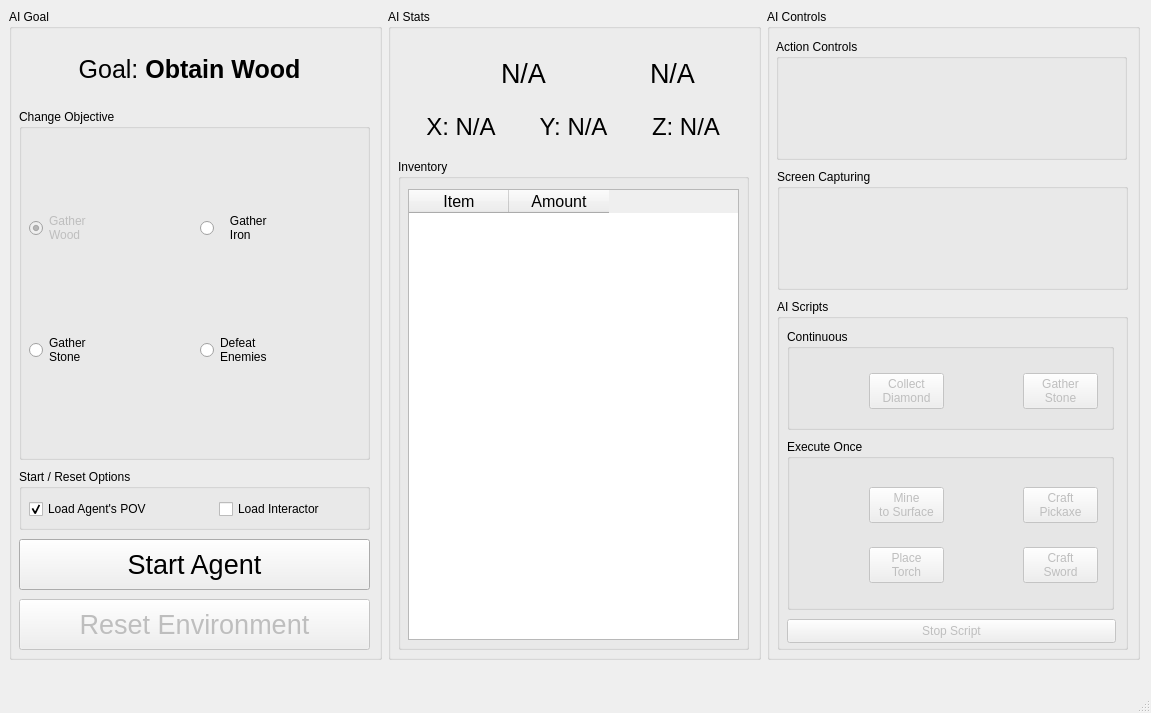
This is src/frontend/Designer Files/main_window.ui in lincolnschick/ML4MC as Qt 5 draws it before an edit. The edited form follows.
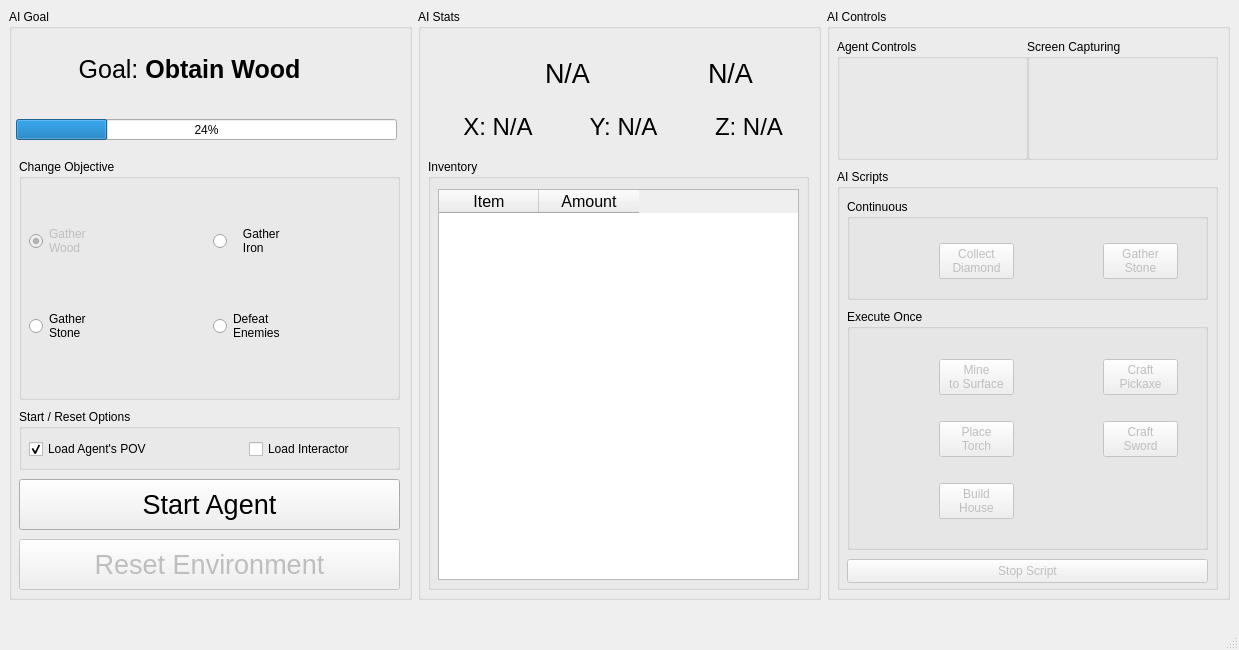
This is the edited form. Icons and pictures are not drawn.

Commit message: Added build house script button

Diff of the .ui file:
```diff
--- a/src/frontend/Designer Files/main_window.ui
+++ b/src/frontend/Designer Files/main_window.ui
@@ -7,8 +7,8 @@
    <rect>
     <x>0</x>
     <y>0</y>
-    <width>1151</width>
-    <height>713</height>
+    <width>1239</width>
+    <height>650</height>
    </rect>
   </property>
   <property name="sizePolicy">
@@ -30,8 +30,8 @@
      <rect>
       <x>9</x>
       <y>9</y>
-      <width>1131</width>
-      <height>651</height>
+      <width>1221</width>
+      <height>591</height>
      </rect>
     </property>
     <layout class="QHBoxLayout" name="horizontalLayout_7">
@@ -46,9 +46,9 @@
           <property name="geometry">
            <rect>
             <x>10</x>
-            <y>100</y>
-            <width>351</width>
-            <height>351</height>
+            <y>150</y>
+            <width>381</width>
+            <height>241</height>
            </rect>
           </property>
           <property name="title">
@@ -59,8 +59,8 @@
             <rect>
              <x>10</x>
              <y>20</y>
-             <width>335</width>
-             <height>321</height>
+             <width>361</width>
+             <height>211</height>
             </rect>
            </property>
            <layout class="QHBoxLayout" name="horizontalLayout">
@@ -178,8 +178,8 @@
           <property name="geometry">
            <rect>
             <x>10</x>
-            <y>590</y>
-            <width>351</width>
+            <y>530</y>
+            <width>381</width>
             <height>51</height>
            </rect>
           </property>
@@ -196,8 +196,8 @@
           <property name="geometry">
            <rect>
             <x>10</x>
-            <y>530</y>
-            <width>351</width>
+            <y>470</y>
+            <width>381</width>
             <height>51</height>
            </rect>
           </property>
@@ -214,8 +214,8 @@
           <property name="geometry">
            <rect>
             <x>10</x>
-            <y>460</y>
-            <width>351</width>
+            <y>400</y>
+            <width>381</width>
             <height>61</height>
            </rect>
           </property>
@@ -244,7 +244,7 @@
           <widget class="QCheckBox" name="interactorCheckbox">
            <property name="geometry">
             <rect>
-             <x>200</x>
+             <x>230</x>
              <y>30</y>
              <width>141</width>
              <height>20</height>
@@ -261,6 +261,19 @@
            </property>
           </widget>
          </widget>
+         <widget class="QProgressBar" name="progressBar">
+          <property name="geometry">
+           <rect>
+            <x>7</x>
+            <y>110</y>
+            <width>381</width>
+            <height>21</height>
+           </rect>
+          </property>
+          <property name="value">
+           <number>24</number>
+          </property>
+         </widget>
         </widget>
        </item>
       </layout>
@@ -277,7 +290,7 @@
            <rect>
             <x>20</x>
             <y>40</y>
-            <width>331</width>
+            <width>371</width>
             <height>101</height>
            </rect>
           </property>
@@ -436,8 +449,8 @@
            <rect>
             <x>10</x>
             <y>150</y>
-            <width>351</width>
-            <height>491</height>
+            <width>381</width>
+            <height>431</height>
            </rect>
           </property>
           <property name="title">
@@ -448,8 +461,8 @@
             <rect>
              <x>10</x>
              <y>30</y>
-             <width>331</width>
-             <height>451</height>
+             <width>361</width>
+             <height>391</height>
             </rect>
            </property>
            <property name="sizePolicy">
@@ -516,22 +529,22 @@
          <widget class="QGroupBox" name="actionGroupBox">
           <property name="geometry">
            <rect>
-            <x>9</x>
+            <x>10</x>
             <y>30</y>
-            <width>351</width>
+            <width>191</width>
             <height>121</height>
            </rect>
           </property>
           <property name="title">
-           <string>Action Controls</string>
+           <string>Agent Controls</string>
           </property>
           <widget class="QWidget" name="horizontalLayoutWidget_2">
            <property name="geometry">
             <rect>
              <x>10</x>
              <y>30</y>
-             <width>331</width>
-             <height>82</height>
+             <width>171</width>
+             <height>81</height>
             </rect>
            </property>
            <layout class="QHBoxLayout" name="horizontalLayout_2">
@@ -592,9 +605,9 @@
          <widget class="QGroupBox" name="capturingGroupBox">
           <property name="geometry">
            <rect>
-            <x>10</x>
-            <y>160</y>
-            <width>351</width>
+            <x>200</x>
+            <y>30</y>
+            <width>191</width>
             <height>121</height>
            </rect>
           </property>
@@ -606,7 +619,7 @@
             <rect>
              <x>10</x>
              <y>30</y>
-             <width>331</width>
+             <width>171</width>
              <height>82</height>
             </rect>
            </property>
@@ -668,9 +681,9 @@
           <property name="geometry">
            <rect>
             <x>10</x>
-            <y>290</y>
-            <width>351</width>
-            <height>351</height>
+            <y>160</y>
+            <width>381</width>
+            <height>421</height>
            </rect>
           </property>
           <property name="sizePolicy">
@@ -687,8 +700,8 @@
             <rect>
              <x>10</x>
              <y>140</y>
-             <width>327</width>
-             <height>171</height>
+             <width>361</width>
+             <height>241</height>
             </rect>
            </property>
            <property name="title">
@@ -699,8 +712,8 @@
              <rect>
               <x>9</x>
               <y>30</y>
-              <width>311</width>
-              <height>132</height>
+              <width>341</width>
+              <height>201</height>
              </rect>
             </property>
             <layout class="QGridLayout" name="gridLayout">
@@ -947,6 +960,64 @@
                </item>
               </layout>
              </item>
+             <item row="2" column="0">
+              <layout class="QHBoxLayout" name="horizontalLayout_17">
+               <item>
+                <widget class="QLabel" name="buildIcon">
+                 <property name="enabled">
+                  <bool>true</bool>
+                 </property>
+                 <property name="maximumSize">
+                  <size>
+                   <width>60</width>
+                   <height>60</height>
+                  </size>
+                 </property>
+                 <property name="text">
+                  <string/>
+                 </property>
+                 <property name="pixmap">
+                  <pixmap>../Assets/Oak_Planks.png</pixmap>
+                 </property>
+                 <property name="scaledContents">
+                  <bool>true</bool>
+                 </property>
+                 <property name="alignment">
+                  <set>Qt::AlignCenter</set>
+                 </property>
+                </widget>
+               </item>
+               <item>
+                <widget class="QPushButton" name="buildScriptButton">
+                 <property name="enabled">
+                  <bool>false</bool>
+                 </property>
+                 <property name="sizePolicy">
+                  <sizepolicy hsizetype="Fixed" vsizetype="Fixed">
+                   <horstretch>0</horstretch>
+                   <verstretch>0</verstretch>
+                  </sizepolicy>
+                 </property>
+                 <property name="maximumSize">
+                  <size>
+                   <width>75</width>
+                   <height>16777215</height>
+                  </size>
+                 </property>
+                 <property name="text">
+                  <string>Build
+House</string>
+                 </property>
+                 <property name="iconSize">
+                  <size>
+                   <width>50</width>
+                   <height>50</height>
+                  </size>
+                 </property>
+                </widget>
+               </item>
+              </layout>
+             </item>
             </layout>
            </widget>
           </widget>
@@ -955,7 +1026,7 @@
             <rect>
              <x>10</x>
              <y>30</y>
-             <width>327</width>
+             <width>361</width>
              <height>101</height>
             </rect>
            </property>
@@ -979,7 +1050,7 @@
              <rect>
               <x>9</x>
               <y>30</y>
-              <width>311</width>
+              <width>341</width>
               <height>64</height>
              </rect>
             </property>
@@ -1110,8 +1181,8 @@
            <property name="geometry">
             <rect>
              <x>10</x>
-             <y>320</y>
-             <width>329</width>
+             <y>390</y>
+             <width>361</width>
              <height>24</height>
             </rect>
            </property>
```
Left out of the diff: 124 changed lines with no effect on the pictures. The commit also changes 2 other files.
